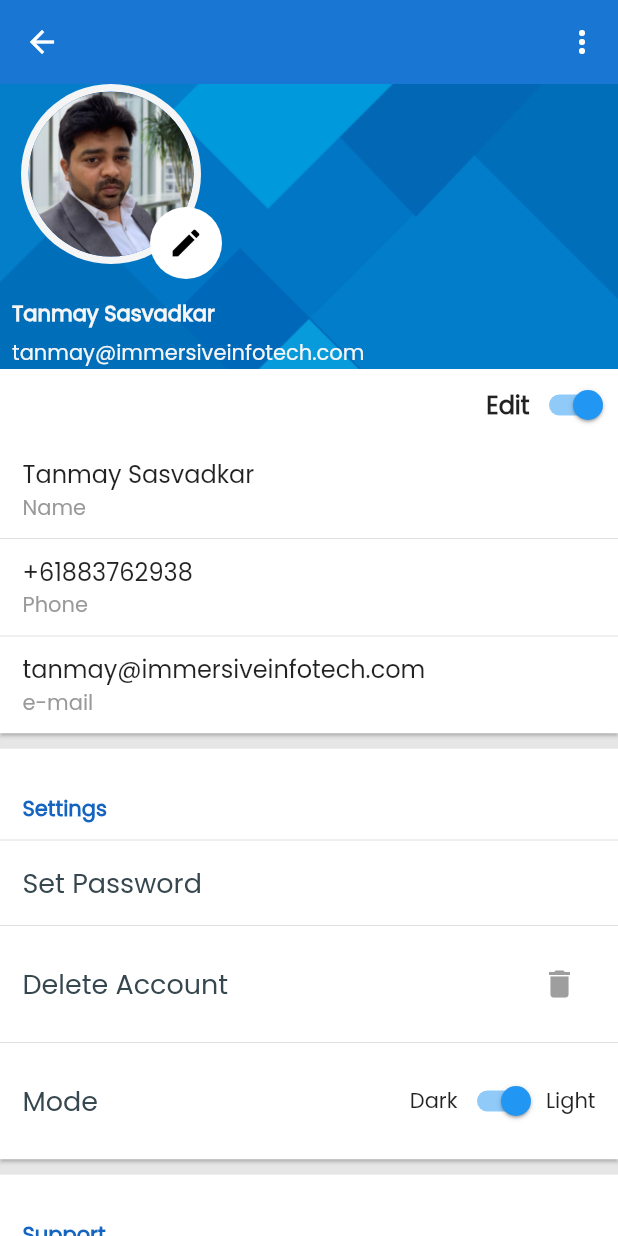
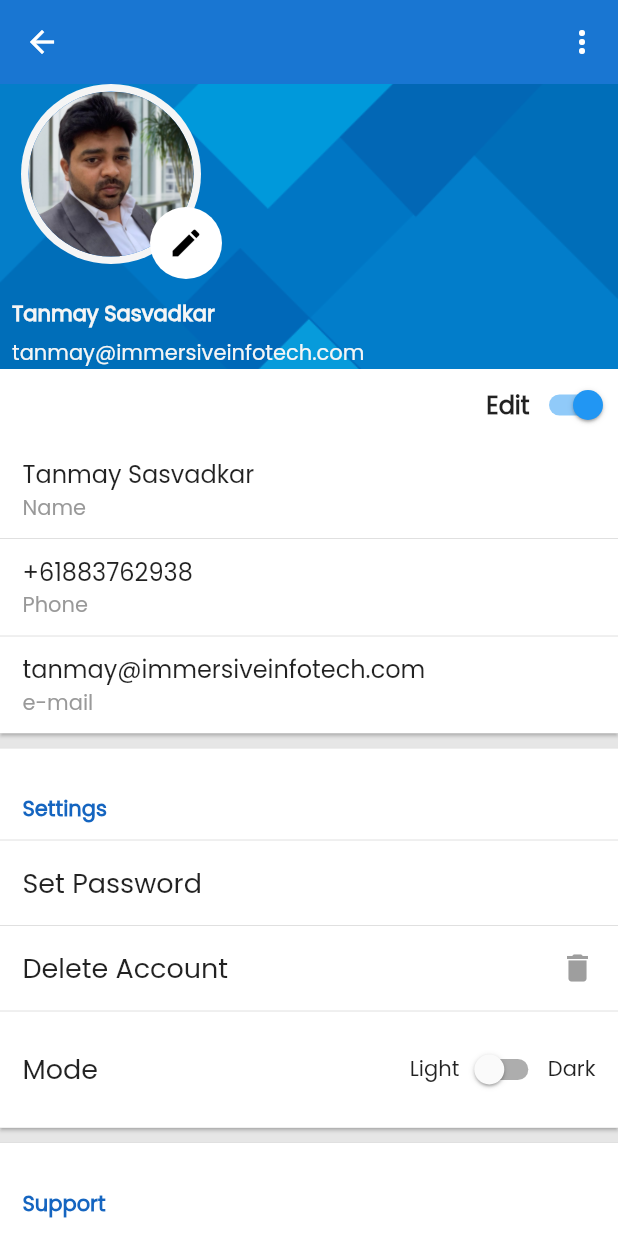
Before and after one commit to Nikhilsahu05/national-digital-notes, a Flutter app: the DashboardView screen opened directly, scrolled down 195 dp, after a tap on the "person" icon, on a phone screen of 412 x 824 dp. Run offline on Flutter 3.47's test engine with Material 2 defaults, Android fonts, the phone set to English and light mode, and no system bars; our stand-ins replace carousel_slider, dio, dots_indicator, get, introduction_screen, nb_utils and 1 more; missing offline and left inert: rating, vocsy_epub_viewer.

```diff
--- a/lib/main.dart
+++ b/lib/main.dart
@@ -15,6 +15,8 @@ class MyApp extends StatelessWidget {
   @override
   Widget build(BuildContext context) {
     return GetMaterialApp(
+      darkTheme: ThemeData.dark(),
+      themeMode: ThemeMode.light,
       defaultTransition: Transition.fadeIn,
       debugShowCheckedModeBanner: false,
       title: 'Flutter Demo',
--- a/lib/views/dashboard_screen/controller_dashboard_view.dart
+++ b/lib/views/dashboard_screen/controller_dashboard_view.dart
@@ -2,7 +2,10 @@ import 'package:get/get.dart';
 
 
 class DashboardController extends GetxController {
+  RxBool on = false.obs; // our observable
+
   RxString examCategories = ''.obs;
 
 
+
 }
--- a/lib/views/dashboard_screen/dashboard_view.dart
+++ b/lib/views/dashboard_screen/dashboard_view.dart
@@ -198,7 +198,7 @@ class _DashboardViewState extends State<DashboardView> {
               ListTile(
                 title: Text("My Library",
                     style: MyText.subhead(context)!.copyWith(
-                        color: Colors.black, fontWeight: FontWeight.w500)),
+                         fontWeight: FontWeight.w500)),
                 leading: const Icon(Icons.subscriptions,
                     size: 25.0, color: Colors.grey),
                 onTap: () {
@@ -210,7 +210,7 @@ class _DashboardViewState extends State<DashboardView> {
               ListTile(
                 title: Text("Free eBooks",
                     style: MyText.subhead(context)!.copyWith(
-                        color: Colors.black, fontWeight: FontWeight.w500)),
+                         fontWeight: FontWeight.w500)),
                 leading: const Icon(Icons.menu_book_sharp,
                     size: 25.0, color: Colors.grey),
                 onTap: () {
@@ -225,7 +225,7 @@ class _DashboardViewState extends State<DashboardView> {
               ListTile(
                 title: Text("Wishlist",
                     style: MyText.subhead(context)!.copyWith(
-                        color: Colors.black, fontWeight: FontWeight.w500)),
+                       fontWeight: FontWeight.w500)),
                 leading:
                     const Icon(Icons.favorite, size: 25.0, color: Colors.grey),
                 onTap: () {
@@ -247,7 +247,7 @@ class _DashboardViewState extends State<DashboardView> {
               ListTile(
                 title: Text("Success Stories",
                     style: MyText.subhead(context)!.copyWith(
-                        color: Colors.black, fontWeight: FontWeight.w500)),
+                        fontWeight: FontWeight.w500)),
                 leading: const Icon(Icons.auto_stories,
                     size: 25.0, color: Colors.grey),
                 onTap: () {
@@ -261,7 +261,7 @@ class _DashboardViewState extends State<DashboardView> {
               ListTile(
                 title: Text("Share",
                     style: MyText.subhead(context)!.copyWith(
-                        color: Colors.black, fontWeight: FontWeight.w500)),
+                        fontWeight: FontWeight.w500)),
                 leading:
                     const Icon(Icons.share, size: 25.0, color: Colors.grey),
                 onTap: () {
@@ -280,7 +280,7 @@ class _DashboardViewState extends State<DashboardView> {
               ListTile(
                 title: Text("Contact us",
                     style: MyText.subhead(context)!.copyWith(
-                        color: Colors.black, fontWeight: FontWeight.w500)),
+                       fontWeight: FontWeight.w500)),
                 leading:
                     const Icon(Icons.phone, size: 25.0, color: Colors.grey),
                 onTap: () {
@@ -297,7 +297,7 @@ class _DashboardViewState extends State<DashboardView> {
               ListTile(
                 title: Text("About NDN",
                     style: MyText.subhead(context)!.copyWith(
-                        color: Colors.black, fontWeight: FontWeight.w500)),
+                        fontWeight: FontWeight.w500)),
                 leading: const Icon(Icons.info, size: 25.0, color: Colors.grey),
                 onTap: () {
                   Get.to(const AboutAppSimpleBlueRoute());
@@ -311,7 +311,7 @@ class _DashboardViewState extends State<DashboardView> {
               ListTile(
                 title: Text("Terms",
                     style: MyText.subhead(context)!.copyWith(
-                        color: Colors.black, fontWeight: FontWeight.w500)),
+                        fontWeight: FontWeight.w500)),
                 leading: const Icon(Icons.front_hand_sharp,
                     size: 25.0, color: Colors.grey),
                 onTap: () {
@@ -322,7 +322,7 @@ class _DashboardViewState extends State<DashboardView> {
               ListTile(
                 title: Text("Polices",
                     style: MyText.subhead(context)!.copyWith(
-                        color: Colors.black, fontWeight: FontWeight.w500)),
+                        fontWeight: FontWeight.w500)),
                 leading:
                     const Icon(Icons.policy, size: 25.0, color: Colors.grey),
                 onTap: () {
@@ -334,7 +334,7 @@ class _DashboardViewState extends State<DashboardView> {
               ListTile(
                 title: Text("Logout",
                     style: MyText.subhead(context)!.copyWith(
-                        color: Colors.black, fontWeight: FontWeight.w500)),
+                       fontWeight: FontWeight.w500)),
                 leading: const Icon(Icons.help_outline,
                     size: 25.0, color: Colors.grey),
                 onTap: () {
@@ -516,7 +516,7 @@ class _DashboardViewState extends State<DashboardView> {
                                   alignment: Alignment.centerLeft,
                                   child: Text(
                                     coursesNames['name'][index].toString(),
-                                    style: const TextStyle(
+                                    style: const TextStyle(color: Colors.black,
                                         fontSize: 16,
                                         fontWeight: FontWeight.w600),
                                   )),
@@ -535,7 +535,7 @@ class _DashboardViewState extends State<DashboardView> {
                                     child: Text(
                                       coursesNames['desc'][index].toString(),
                                       textAlign: TextAlign.start,
-                                      style: const TextStyle(fontSize: 11),
+                                      style: const TextStyle(color: Colors.black,fontSize: 11),
                                     ),
                                   ),
                                   Flexible(
--- a/lib/views/detailed_coaching_screen/detailed_coaching_view.dart
+++ b/lib/views/detailed_coaching_screen/detailed_coaching_view.dart
@@ -175,7 +175,7 @@ class _DetailedCoachingViewState extends State<DetailedCoachingView> {
                                   child: Text(
                                     coursesNames['name'][index].toString(),
                                     style: const TextStyle(
-                                        fontSize: 14,
+                                        fontSize: 16,
                                         fontWeight: FontWeight.w600),
                                   )),
                               const Divider(
@@ -197,8 +197,8 @@ class _DetailedCoachingViewState extends State<DetailedCoachingView> {
                                         decoration: const BoxDecoration(
                                           shape: BoxShape.circle,
                                         ),
-                                        width: 35,
-                                        height: 35,
+                                        width: 50,
+                                        height: 50,
                                         child: Image.asset(imagesURL[index])),
                                   ),
                                 ],
--- a/lib/views/main/screens/AppSplashScreen.dart
+++ b/lib/views/main/screens/AppSplashScreen.dart
@@ -69,7 +69,7 @@ class _AppSplashScreenState extends State<AppSplashScreen>
           Tween<double>(begin: 0.0, end: 12).animate(scaleController!);
 
       setState(() {
-        boxColor = Colors.blue;
+        // boxColor = Colors.blue;
         _d = true;
       });
     });
--- a/lib/views/profile_settings_screen/profile_settings_views.dart
+++ b/lib/views/profile_settings_screen/profile_settings_views.dart
@@ -4,9 +4,9 @@ import 'package:national_digital_notes/views/about_screen/about_us_view.dart';
 import 'package:national_digital_notes/views/login_screen/login_view.dart';
 import 'package:national_digital_notes/views/verification_screen/verification_views.dart';
 
+import '../../controllers/profile_settings_controller.dart';
 import '../../utils/constants/heading_text_styles.dart';
 import '../../utils/constants/my_colors.dart';
-import '../pre_login_screen/pre_login_screen.dart';
 import '../privacy_and_terms.dart';
 
 class SettingProfileRoute extends StatefulWidget {
@@ -17,40 +17,9 @@ class SettingProfileRoute extends StatefulWidget {
 }
 
 class SettingProfileRouteState extends State<SettingProfileRoute> {
-  bool isSwitched1 = true;
-  showAlertDialog(BuildContext context) {
-    // set up the button
-    Widget okButton = ElevatedButton(
-      child: const Text("Delete Account",),
-      onPressed: () {
-        Get.offAll(const PreLoginScreen());
-      },
-    );
-    Widget noButton = ElevatedButton(
-      child: const Text("Cancel"),
-      onPressed: () {
-        Navigator.pop(context);
-      },
-    );
+  final controller = Get.put(ProfileSettingsController());
 
-    // set up the AlertDialog
-    AlertDialog alert = AlertDialog(
-      title: const Text("Are you sure, you want to delete account?"),
-      content: const Text("We hate to see you leave..."),
-      actions: [
-        noButton,
-        okButton,
-      ],
-    );
-
-    // show the dialog
-    showDialog(
-      context: context,
-      builder: (BuildContext context) {
-        return alert;
-      },
-    );
-  }
+  var isdark = false;
   @override
   Widget build(BuildContext context) {
     return Scaffold(
@@ -292,8 +261,7 @@ class SettingProfileRouteState extends State<SettingProfileRoute> {
                                   Get.to(const VerificationCodeRoute());
                                 },
                                 child: Text("Set Password",
-                                    style: MyText.medium(context)
-                                        .copyWith(color: MyColors.grey_80)),
+                                    style: MyText.medium(context).copyWith()),
                               ),
                               const Spacer(),
                               const Text(""),
@@ -312,13 +280,12 @@ class SettingProfileRouteState extends State<SettingProfileRoute> {
                           child: Row(
                             children: <Widget>[
                               Text("Delete Account",
-                                  style: MyText.medium(context)
-                                      .copyWith(color: MyColors.grey_80)),
+                                  style: MyText.medium(context).copyWith()),
                               const Spacer(),
-                              IconButton(onPressed: (){
-                                showDialog(context: context, builder: showAlertDialog(context));
-                              }, icon: Icon(Icons.delete,color: Colors.grey,))
-
+                              const Icon(
+                                Icons.delete,
+                                color: Colors.grey,
+                              )
                             ],
                           )),
                     ),
@@ -334,12 +301,17 @@ class SettingProfileRouteState extends State<SettingProfileRoute> {
                           child: Row(
                             children: <Widget>[
                               Text("Mode",
-                                  style: MyText.medium(context)
-                                      .copyWith(color: MyColors.grey_80)),
+                                  style: MyText.medium(context).copyWith()),
                               const Spacer(),
+                              const Text("Light"),
+                              GetBuilder<ProfileSettingsController>(
+                                builder: (_) => Switch(
+                                    value: controller.isdark,
+                                    onChanged: (state) {
+                                      controller.changeTheme(state);
+                                    }),
+                              ),
                               const Text("Dark"),
-                              Switch(value: true, onChanged: (_) {}),
-                              const Text("Light"),
                             ],
                           )),
                     ),
```
Also changed, not shown: lib/controllers/profile_settings_controller.dart (added, +18 -0 lines), lib/views/login_screen/login_view.dart (+5 -3 lines), lib/views/specific_book_details_screen/specific_books_views.dart (+57 -98 lines), lib/views/splash_screen/splash_view.dart (deleted, +0 -85 lines), 8 other files.
